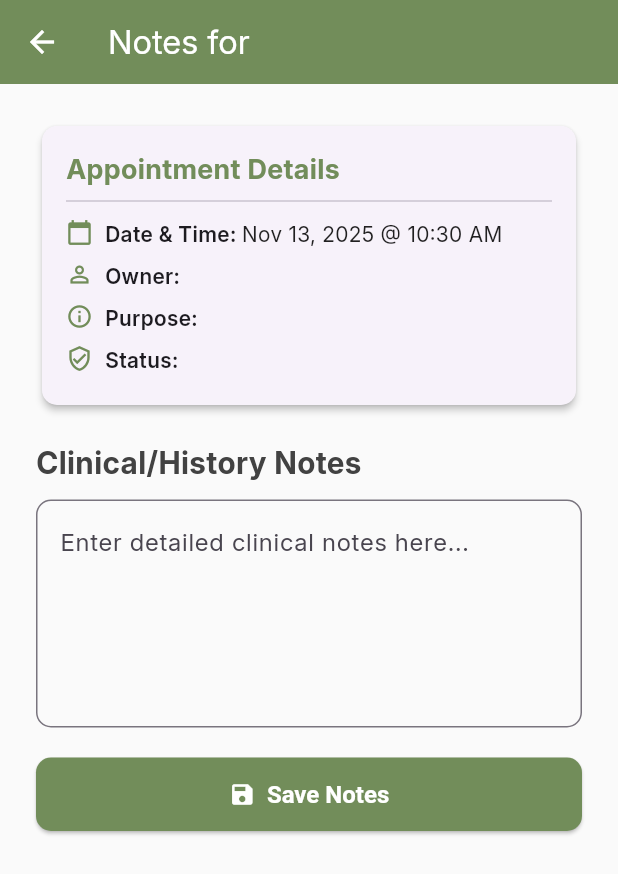
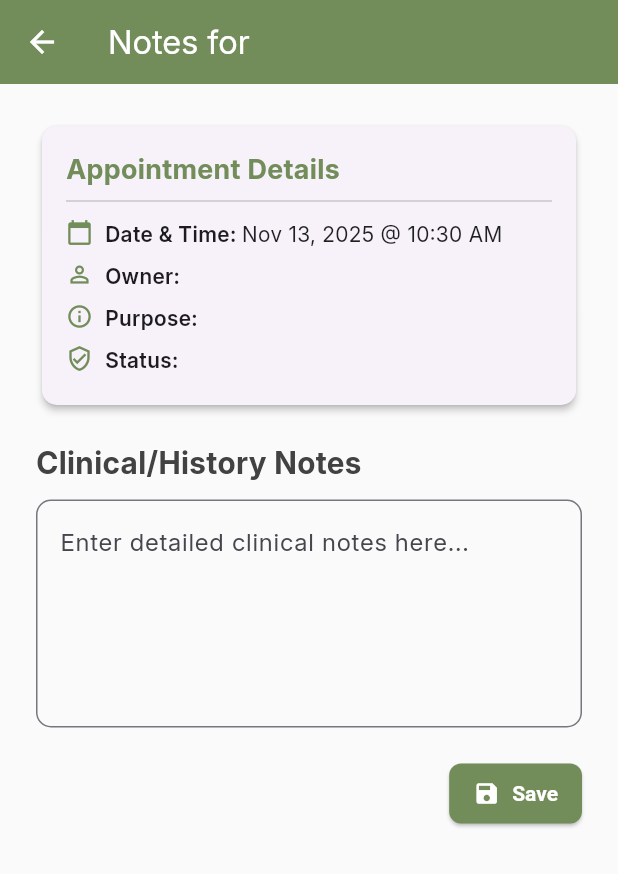
Before and after one commit to leica-hue/1stvet, a Flutter app: the VetHistoryNotesScreen screen opened directly with empty values, on a phone screen of 412 x 824 dp. Shown: the top 874 px of the screen. Run offline on Flutter 3.47's test engine with Material 3 defaults, Android fonts, the phone set to English and light mode, and no system bars; our stand-ins replace cached_network_image, cloud_firestore, firebase_auth, firebase_core, firebase_storage, fl_chart and 4 more; missing offline and left inert: flutter_facebook_auth; accounts and stored records are empty.

Commit message:
button lng

```diff
--- a/lib/vet_history_notes_screen.dart
+++ b/lib/vet_history_notes_screen.dart
@@ -208,23 +208,24 @@ class _VetHistoryNotesScreenState extends State<VetHistoryNotesScreen> {
                       const SizedBox(height: 20),
 
                       // Save button
-                      SizedBox(
-                        width: double.infinity,
+                      Align(
+                        alignment: Alignment.centerRight,
                         child: ElevatedButton.icon(
                           onPressed: _saveVetNotes,
-                          icon: const Icon(Icons.save),
-                          label: const Text("Save Notes"),
+                          icon: const Icon(Icons.save, size: 18),
+                          label: const Text("Save"),
                           style: ElevatedButton.styleFrom(
                             backgroundColor: primaryGreen,
                             foregroundColor: Colors.white,
-                            padding: const EdgeInsets.symmetric(vertical: 15),
+                            padding: const EdgeInsets.symmetric(horizontal: 16, vertical: 10),
+                            textStyle: const TextStyle(fontSize: 14, fontWeight: FontWeight.bold),
                             shape: RoundedRectangleBorder(
-                              borderRadius: BorderRadius.circular(10),
+                              borderRadius: BorderRadius.circular(8),
                             ),
-                            textStyle: const TextStyle(fontSize: 16, fontWeight: FontWeight.bold),
                           ),
                         ),
                       ),
+
                     ],
                   ),
                 ),
```
